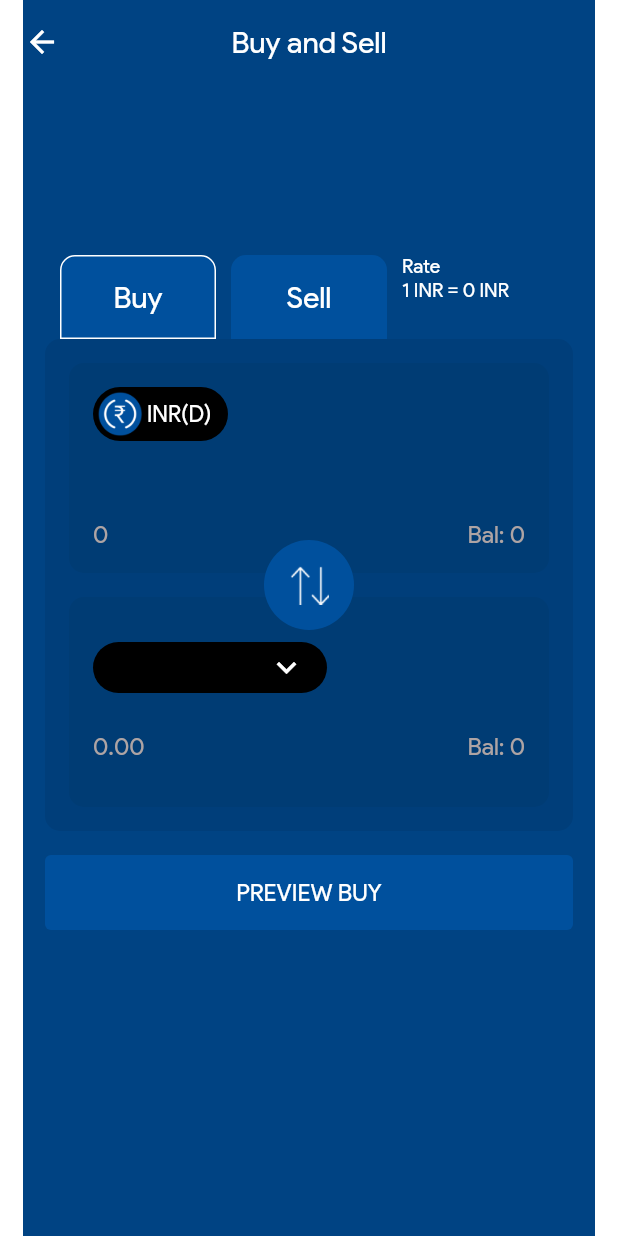
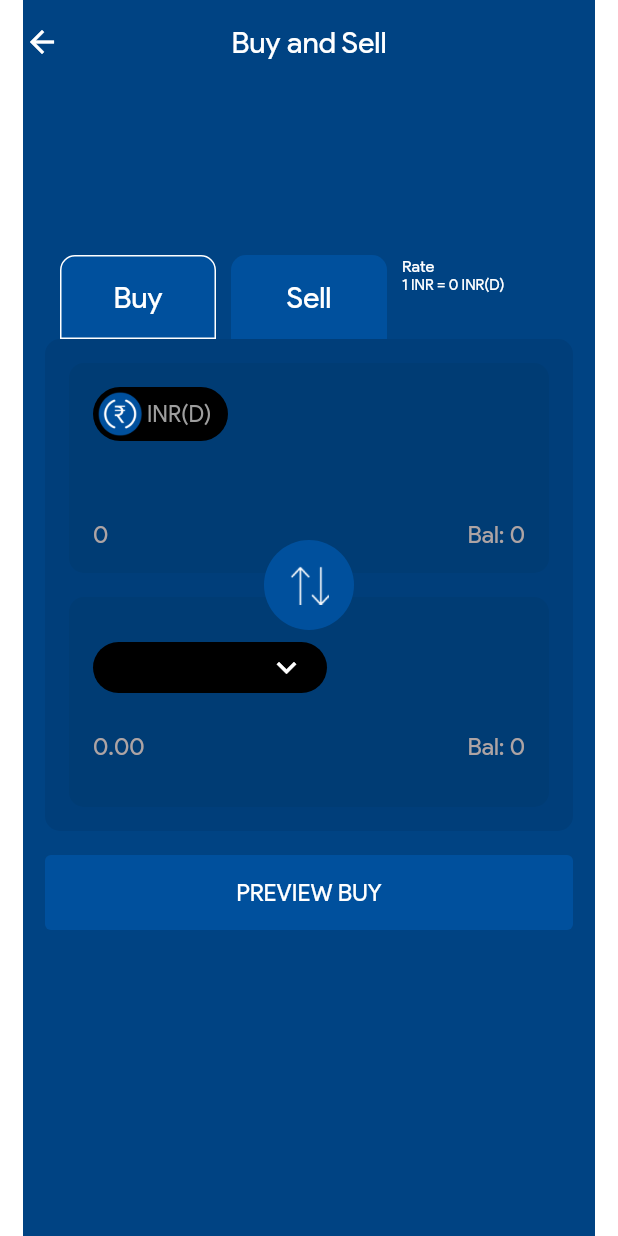
Before and after one commit to rajavikramsingh27/INR_D, a Flutter app: the BuySell screen opened directly, on a phone screen of 412 x 824 dp. Run offline on Flutter 3.47's test engine with Material 2 defaults, Android fonts, the phone set to English and light mode, and no system bars; our stand-ins replace connectivity, country_picker, flutter_svg, get, get_storage; accounts and stored records are empty; network calls fail.

Commit message:
small issues are fixed

```diff
--- a/lib/Components/DropdownButtonCustom.dart
+++ b/lib/Components/DropdownButtonCustom.dart
@@ -64,6 +64,7 @@ class DropdownButtonCustom extends StatelessWidget {
             .map<DropdownMenuItem<String>>(
                 (String value) => DropdownMenuItem<String>(
               value: value,
+
               child: Text(
                   value,
                   maxLines: 1,
--- a/lib/Views/BuySell.dart
+++ b/lib/Views/BuySell.dart
@@ -26,11 +26,11 @@ class BuySell extends StatelessWidget {
           ),
           bgColor: Colors.black,
           colorBorder: Colors.transparent,
-          dropdownColor: ColorStyle.primaryColor,
+          dropdownColor: Colors.white,
           radiusBorder: 40,
           textStyle: TextStylesProductSans.textStyles_14.apply(
-            color: Colors.white,
-            fontWeightDelta: 1,
+            color: ColorStyle.grey,
+            fontWeightDelta: 2,
           ),
           iconWidget: Icon(
             Icons.keyboard_arrow_down,
@@ -155,16 +155,17 @@ class BuySell extends StatelessWidget {
                                 crossAxisAlignment: CrossAxisAlignment.start,
                                 children: [
                                   Text('Rate',
-                                      style: TextStylesProductSans.textStyles_13
+                                      style: TextStylesProductSans.textStyles_11
                                           .apply(
                                           color: Colors.white,
                                           fontWeightDelta: 0)),
                                   Text(
-                                      '1 ${controller.selectCurrency.value} = ${controller.conversionPrice.value} INR',
-                                      style: TextStylesProductSans.textStyles_13
+                                      '1 ${controller.selectCurrency.value} = ${controller.conversionPrice.value} INR(D)',
+                                      style: TextStylesProductSans.textStyles_10
                                           .apply(
                                           color: Colors.white,
-                                          fontWeightDelta: 0)),
+                                          fontWeightDelta: 0,
+                                      )),
                                 ],
                               ),
                             )),
@@ -220,7 +221,7 @@ class BuySell extends StatelessWidget {
                                               style: TextStylesProductSans
                                                   .textStyles_15
                                                   .apply(
-                                                  color: Colors.white,
+                                                  color: Colors.grey,
                                                   fontWeightDelta: 0)),
                                         ],
                                       ),
```
